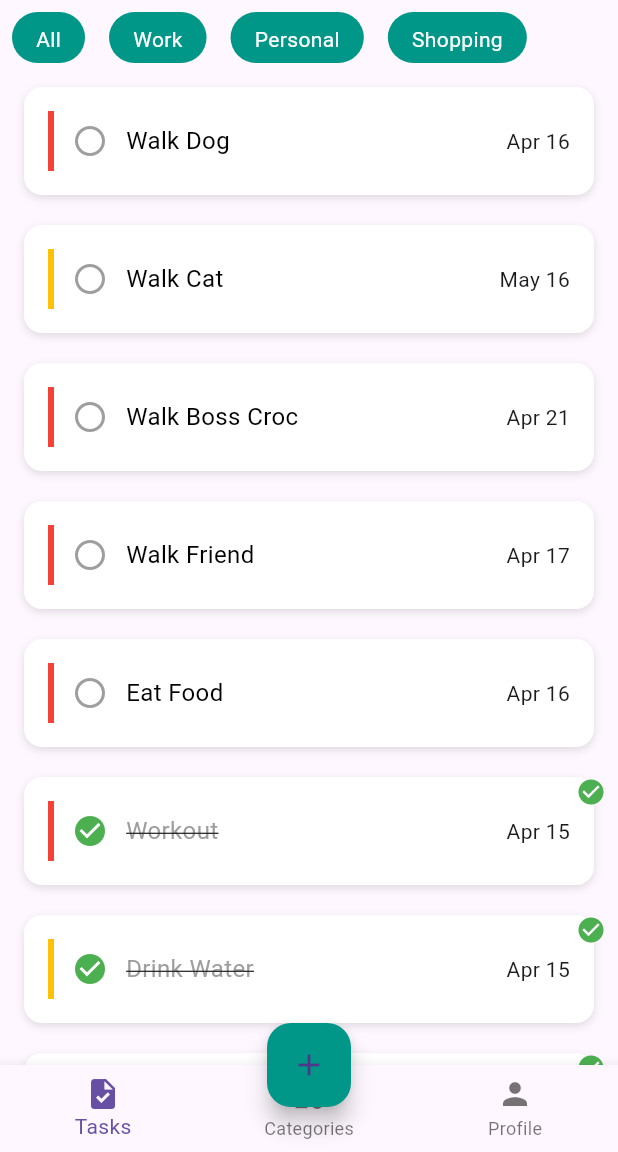
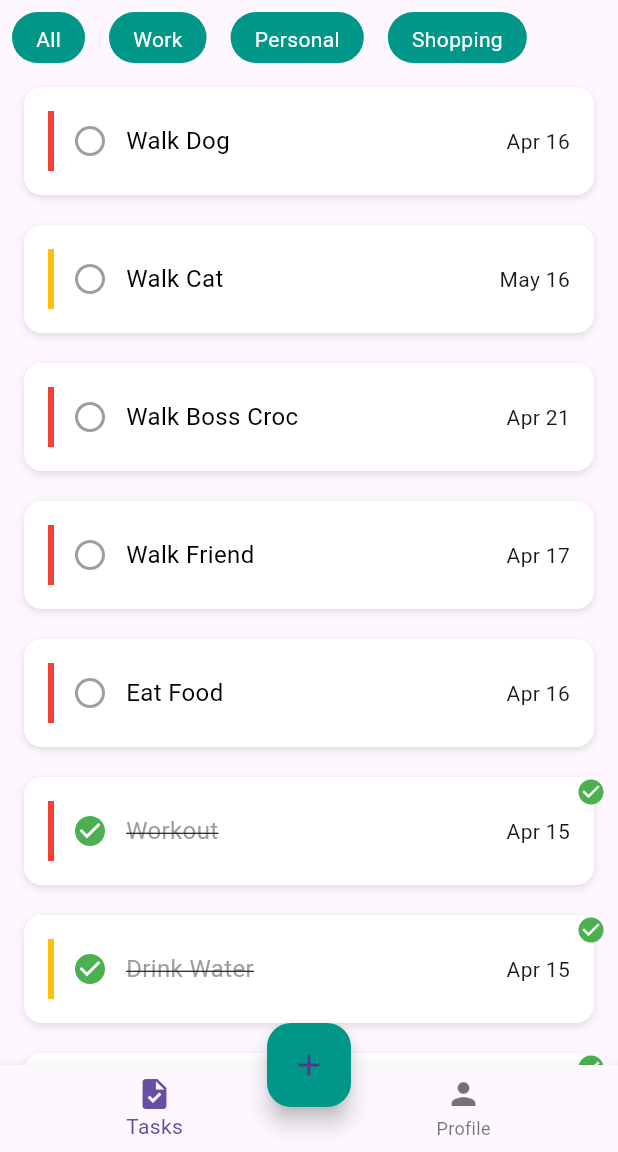
Before and after one commit to Darlin883/Task-Flow, a Flutter app: the screen it shows after launch, on a phone screen of 412 x 824 dp, the part 84-1236 px from its top. Run offline on Flutter 3.47's test engine with Material 3 defaults, Android fonts, the phone set to English and light mode, and no system bars.

Commit message:
updating L5, L6

```diff
--- a/lib/pages/add_task_page.dart
+++ b/lib/pages/add_task_page.dart
@@ -62,7 +62,7 @@ class _AddTaskPageState extends State<AddTaskPage> {
 
               const SizedBox(height: 16),
 
-              // 🔥 PRIORITY DROPDOWN
+              // PRIORITY DROPDOWN
               DropdownButtonFormField<String>(
                 value: selectedPriority,
                 decoration: const InputDecoration(
--- a/lib/pages/home_page.dart
+++ b/lib/pages/home_page.dart
@@ -166,10 +166,10 @@ class _HomePageState extends State<HomePage> {
             icon: Icon(Icons.task),
             label: 'Tasks',
           ),
-          BottomNavigationBarItem(
-            icon: Icon(Icons.category),
-            label: 'Categories',
-          ),
+          // BottomNavigationBarItem(
+          //   // icon: Icon(Icons.category),
+          //   // label: 'Categories',
+          // ),
           BottomNavigationBarItem(
             icon: Icon(Icons.person),
             label: 'Profile',
```
